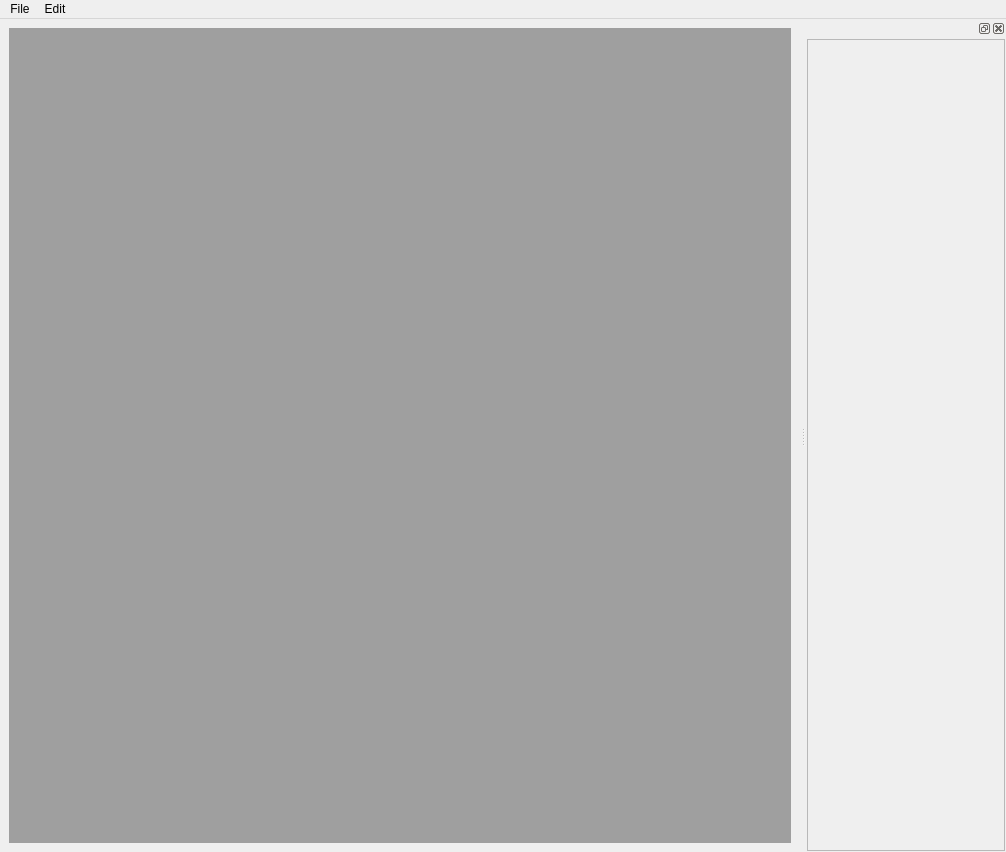
Before: the Qt Designer form res/gui/btree_main.ui in spacejump163/ai2, drawn with Qt 5.
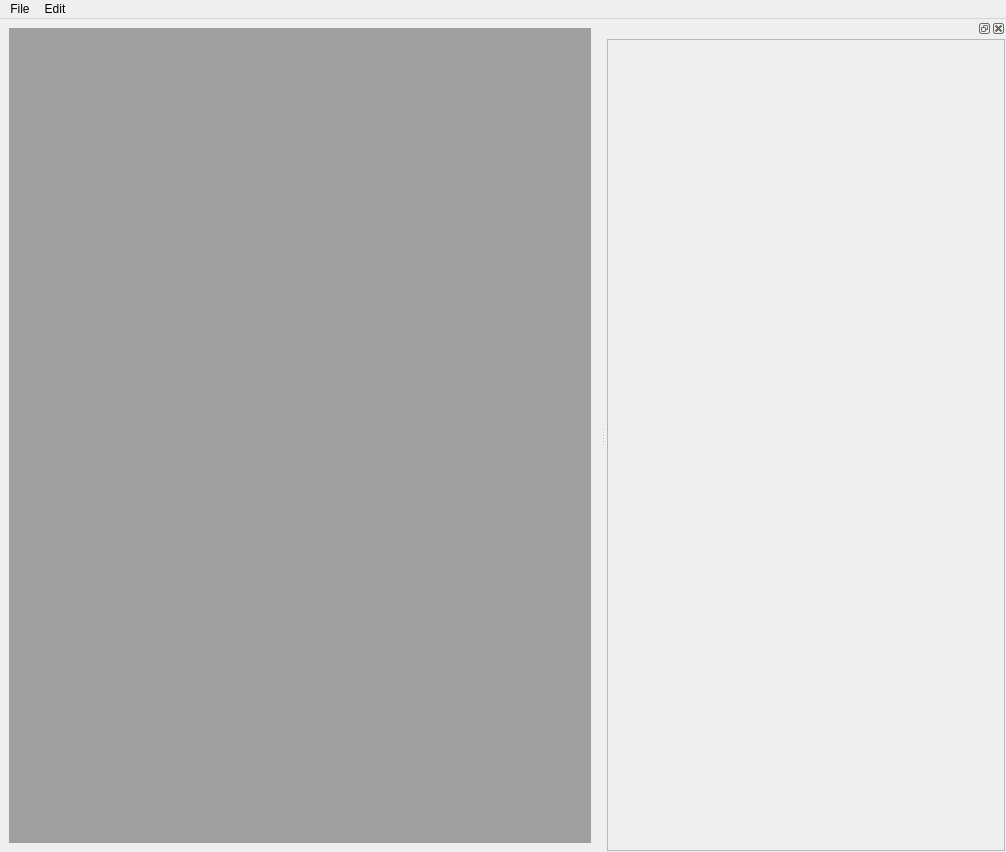
After: the same form once the commit is applied.

```diff
--- a/res/gui/btree_main.ui
+++ b/res/gui/btree_main.ui
@@ -57,8 +57,8 @@
   <widget class="QDockWidget" name="dockWidget">
    <property name="minimumSize">
     <size>
-     <width>200</width>
-     <height>111</height>
+     <width>400</width>
+     <height>114</height>
     </size>
    </property>
    <attribute name="dockWidgetArea">
@@ -88,8 +88,8 @@
          <rect>
           <x>0</x>
           <y>0</y>
-          <width>196</width>
-          <height>803</height>
+          <width>396</width>
+          <height>797</height>
          </rect>
         </property>
         <layout class="QVBoxLayout" name="verticalLayout_2">
```
Left out of the diff: 4 changed lines with no effect on the pictures.
